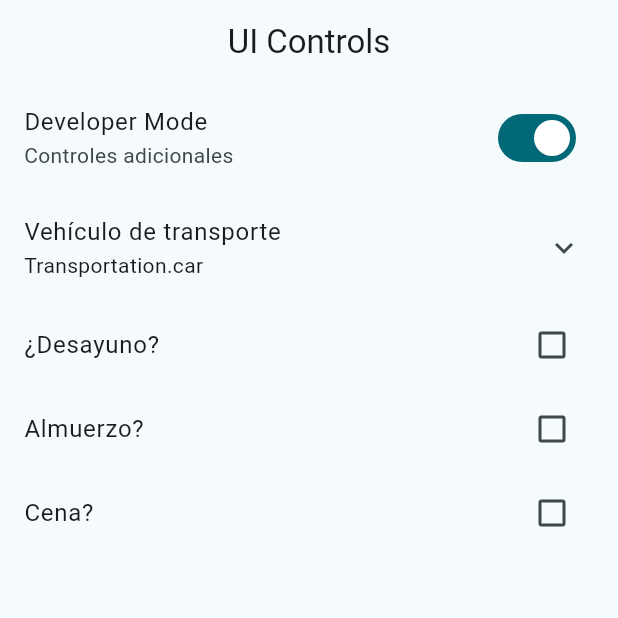
After one commit to cristiandelcidd/widgets_app, a Flutter app: the UiControlsScreen screen opened by its route, on a phone screen of 412 x 824 dp, the top half of it. The commit adds this screen. Run offline on Flutter 3.47's test engine with Material 2 defaults, Android fonts, the phone set to English and light mode, and no system bars; our stand-ins replace go_router.

Commit message:
UI Controls Screen finished

```diff
--- a/lib/config/router/app_router.dart
+++ b/lib/config/router/app_router.dart
@@ -48,8 +48,8 @@ final GoRouter appRouter = GoRouter(
     ),
     GoRoute(
       path: '/ui',
-      name: UiControllsScreen.name,
-      builder: (context, state) => const UiControllsScreen(),
+      name: UiControlsScreen.name,
+      builder: (context, state) => const UiControlsScreen(),
     ),
   ],
 );
--- a/lib/presentation/screens/screens.dart
+++ b/lib/presentation/screens/screens.dart
@@ -6,4 +6,4 @@ export 'package:widgets_app/presentation/screens/home/home_screen.dart';
 export 'package:widgets_app/presentation/screens/infinite_scroll/infinite_scroll_screen.dart';
 export 'package:widgets_app/presentation/screens/progress/progress_screen.dart';
 export 'package:widgets_app/presentation/screens/snackbar/snackbar_screen.dart';
-export 'package:widgets_app/presentation/screens/ui_controlls/ui_controlls_screen.dart';
+export 'package:widgets_app/presentation/screens/ui_controls/ui_controls_screen.dart';
--- a/lib/presentation/screens/ui_controlls/ui_controlls_screen.dart
+++ /dev/null
@@ -1,17 +0,0 @@
-import 'package:flutter/material.dart';
-
-class UiControllsScreen extends StatelessWidget {
-  static const name = 'ui_controls_screen';
-
-  const UiControllsScreen({super.key});
-
-  @override
-  Widget build(BuildContext context) {
-    return Scaffold(
-      appBar: AppBar(
-        title: const Text('UI Controlls Screen'),
-      ),
-      body: const Placeholder(),
-    );
-  }
-}
--- /dev/null
+++ b/lib/presentation/screens/ui_controls/ui_controls_screen.dart
@@ -0,0 +1,114 @@
+import 'package:flutter/material.dart';
+
+class UiControlsScreen extends StatelessWidget {
+  static const name = 'ui_controls_screen';
+
+  const UiControlsScreen({super.key});
+
+  @override
+  Widget build(BuildContext context) {
+    return Scaffold(
+      appBar: AppBar(
+        title: const Text('UI Controls'),
+      ),
+      body: const _UiControlsView(),
+    );
+  }
+}
+
+class _UiControlsView extends StatefulWidget {
+  const _UiControlsView();
+
+  @override
+  State<_UiControlsView> createState() => _UiControlsViewState();
+}
+
+enum Transportation { car, plane, boat, submarine }
+
+class _UiControlsViewState extends State<_UiControlsView> {
+  bool isDeveloper = true;
+  Transportation selectedTransportation = Transportation.car;
+  bool wantsBreakfast = false;
+  bool wantsLunch = false;
+  bool wantsDinner = false;
+
+  @override
+  Widget build(BuildContext context) {
+    return ListView(
+      physics: const ClampingScrollPhysics(),
+      children: [
+        SwitchListTile(
+          title: const Text('Developer Mode'),
+          subtitle: const Text('Controles adicionales'),
+          value: isDeveloper,
+          onChanged: (value) => setState(() {
+            isDeveloper = !isDeveloper;
+          }),
+        ),
+        ExpansionTile(
+          title: const Text('Vehículo de transporte'),
+          subtitle: Text('$selectedTransportation'),
+          children: [
+            RadioListTile(
+              title: const Text('By Car'),
+              subtitle: const Text('Viajar por carro'),
+              value: Transportation.car,
+              groupValue: selectedTransportation,
+              onChanged: (value) => setState(() {
+                selectedTransportation = Transportation.car;
+              }),
+            ),
+            RadioListTile(
+              title: const Text('By Boat'),
+              subtitle: const Text('Viajar por barco'),
+              value: Transportation.boat,
+              groupValue: selectedTransportation,
+              onChanged: (value) => setState(() {
+                selectedTransportation = Transportation.boat;
+              }),
+            ),
+            RadioListTile(
+              title: const Text('By Plane'),
+              subtitle: const Text('Viajar por avión'),
+              value: Transportation.plane,
+              groupValue: selectedTransportation,
+              onChanged: (value) => setState(() {
+                selectedTransportation = Transportation.plane;
+              }),
+            ),
+            RadioListTile(
+              title: const Text('By Submarine'),
+              subtitle: const Text('Viajar por submarino'),
+              value: Transportation.submarine,
+              groupValue: selectedTransportation,
+              onChanged: (value) => setState(() {
+                selectedTransportation = Transportation.submarine;
+              }),
+            ),
+          ],
+        ),
+        CheckboxListTile(
+          title: const Text('¿Desayuno?'),
+          value: wantsBreakfast,
+          onChanged: (value) => setState(() {
+            wantsBreakfast = !wantsBreakfast;
+          }),
+        ),
+        CheckboxListTile(
+          title: const Text('Almuerzo?'),
+          value: wantsLunch,
+          onChanged: (value) => setState(() {
+            wantsLunch = !wantsLunch;
+          }),
+        ),
+        CheckboxListTile(
+          title: const Text('Cena?'),
+          value: wantsDinner,
+          onChanged: (value) => setState(() {
+            wantsDinner = !wantsDinner;
+          }),
+        ),
+      ],
+    );
+  }
+}
```
